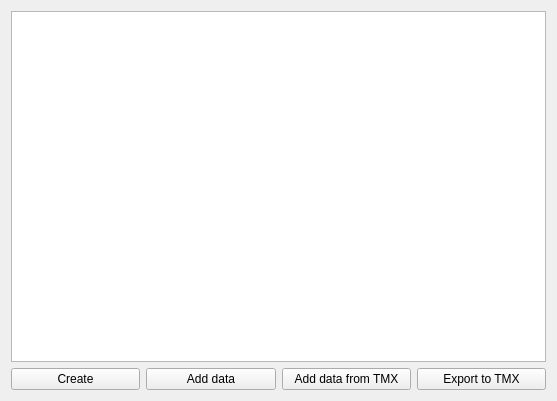
KDE/lokalize, file src/tm/managedatabases.ui: the form before one commit.
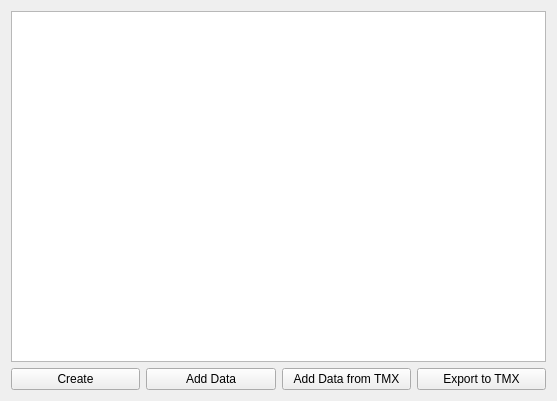
The form after the commit.

Patch:
```diff
--- a/src/tm/managedatabases.ui
+++ b/src/tm/managedatabases.ui
@@ -22,14 +22,14 @@
      <item>
       <widget class="QPushButton" name="addData" >
        <property name="text" >
-        <string>Add data</string>
+        <string>Add Data</string>
        </property>
       </widget>
      </item>
      <item>
       <widget class="QPushButton" name="importTMX" >
        <property name="text" >
-        <string>Add data from TMX</string>
+        <string>Add Data from TMX</string>
        </property>
       </widget>
      </item>
```
